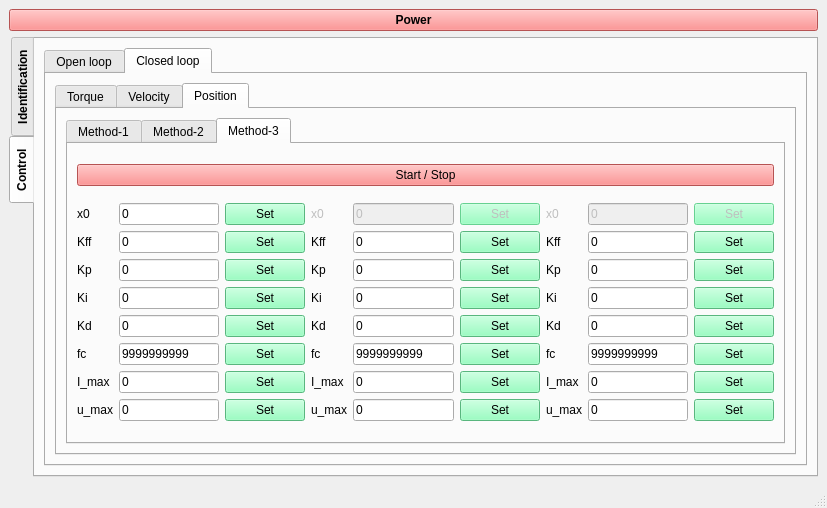
Above: py_interface/gui/py_gui_2.ui from abhinayh56/Motor-control before the change. Below: the same form after it.
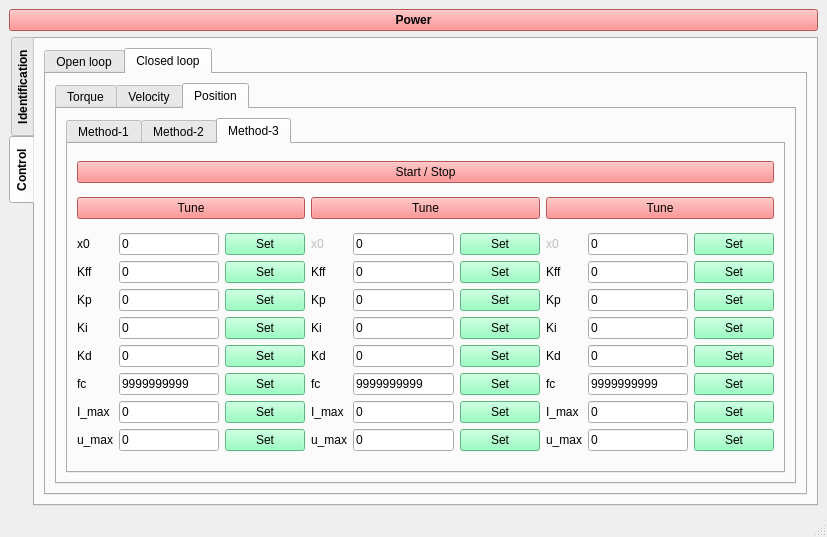
That is the form after the change. The open tabs and pages were chosen to show the change.

Commit message: added tune button in gui

```diff
--- a/py_interface/gui/py_gui_2.ui
+++ b/py_interface/gui/py_gui_2.ui
@@ -7,7 +7,7 @@
     <x>0</x>
     <y>0</y>
     <width>827</width>
-    <height>508</height>
+    <height>537</height>
    </rect>
   </property>
   <property name="windowTitle">
@@ -1726,7 +1726,7 @@
                    <attribute name="title">
                     <string>Method-3</string>
                    </attribute>
-                   <layout class="QGridLayout" name="gridLayout_28">
+                   <layout class="QGridLayout" name="gridLayout_29">
                     <item row="0" column="0">
                      <widget class="QPushButton" name="button_start_stop_position_control_3">
                       <property name="styleSheet">
@@ -1738,6 +1738,40 @@
                      </widget>
                     </item>
                     <item row="1" column="0">
+                     <layout class="QGridLayout" name="gridLayout_28">
+                      <item row="0" column="0">
+                       <widget class="QPushButton" name="pushButton_8">
+                        <property name="styleSheet">
+                         <string notr="true">background-color: rgb(255, 116, 116);</string>
+                        </property>
+                        <property name="text">
+                         <string>Tune</string>
+                        </property>
+                       </widget>
+                      </item>
+                      <item row="0" column="1">
+                       <widget class="QPushButton" name="pushButton_9">
+                        <property name="styleSheet">
+                         <string notr="true">background-color: rgb(255, 116, 116);</string>
+                        </property>
+                        <property name="text">
+                         <string>Tune</string>
+                        </property>
+                       </widget>
+                      </item>
+                      <item row="0" column="2">
+                       <widget class="QPushButton" name="pushButton_10">
+                        <property name="styleSheet">
+                         <string notr="true">background-color: rgb(255, 116, 116);</string>
+                        </property>
+                        <property name="text">
+                         <string>Tune</string>
+                        </property>
+                       </widget>
+                      </item>
+                     </layout>
+                    </item>
+                    <item row="2" column="0">
                      <layout class="QGridLayout" name="gridLayout_27">
                       <item row="0" column="0">
                        <layout class="QGridLayout" name="gridLayout_17">
@@ -1940,7 +1974,7 @@
                         <item row="0" column="2">
                          <widget class="QPushButton" name="pushButton_65">
                           <property name="enabled">
-                           <bool>false</bool>
+                           <bool>true</bool>
                           </property>
                           <property name="styleSheet">
                            <string notr="true">background-color: rgb(125, 255, 177);</string>
@@ -2124,7 +2158,7 @@
                         <item row="0" column="1">
                          <widget class="QLineEdit" name="lineEdit_71">
                           <property name="enabled">
-                           <bool>false</bool>
+                           <bool>true</bool>
                           </property>
                           <property name="text">
                            <string>0</string>
@@ -2145,7 +2179,7 @@
                         <item row="0" column="2">
                          <widget class="QPushButton" name="pushButton_81">
                           <property name="enabled">
-                           <bool>false</bool>
+                           <bool>true</bool>
                           </property>
                           <property name="styleSheet">
                            <string notr="true">background-color: rgb(125, 255, 177);</string>
@@ -2329,7 +2363,7 @@
                         <item row="0" column="1">
                          <widget class="QLineEdit" name="lineEdit_87">
                           <property name="enabled">
-                           <bool>false</bool>
+                           <bool>true</bool>
                           </property>
                           <property name="text">
                            <string>0</string>
```
Left out of the diff: 177 changed lines with no effect on the pictures. Lines whose indentation alone changed are shown as unchanged. The commit also changes 3 other files.
